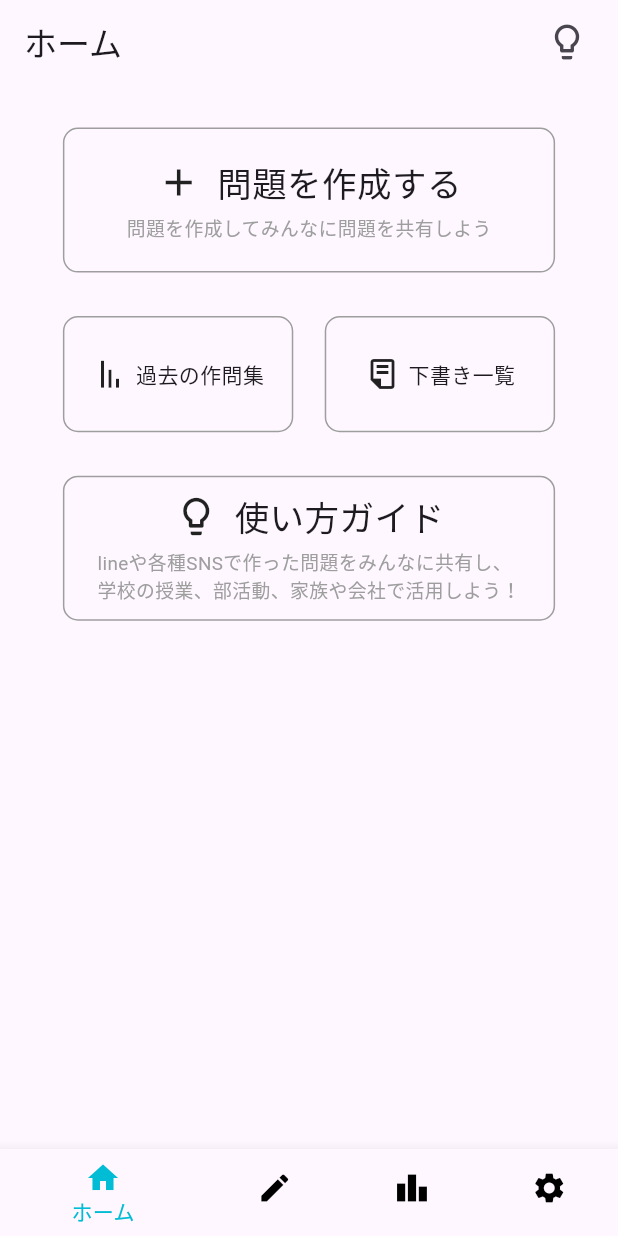
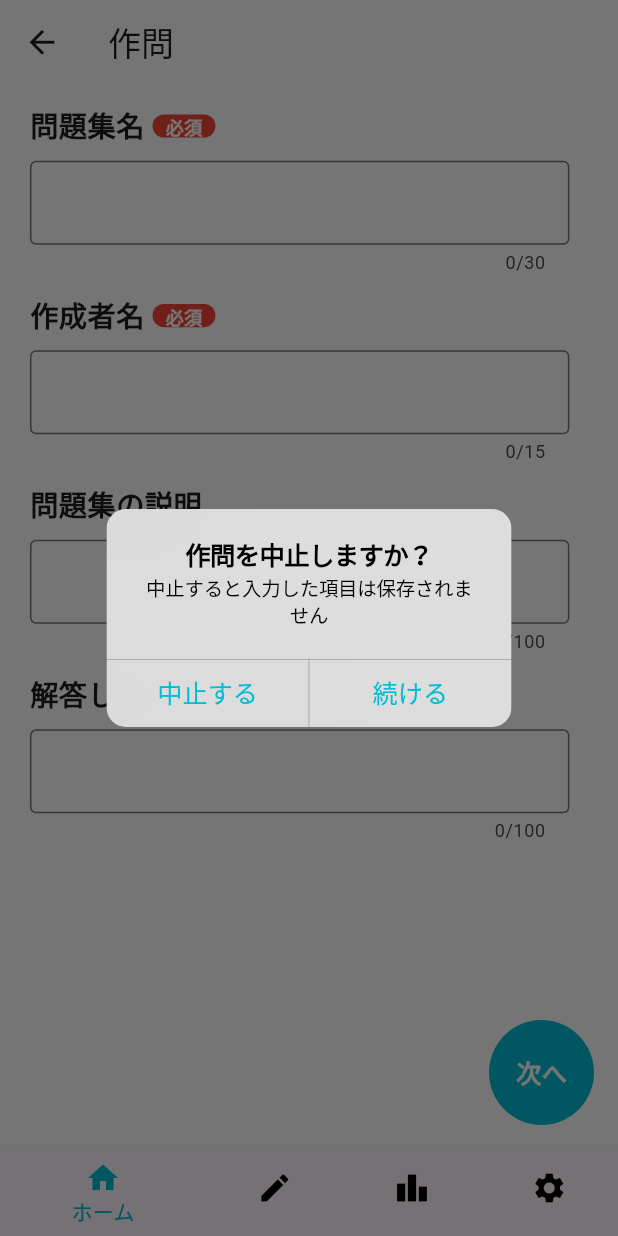
Before and after one commit to yutokobayashii/share_question, a Flutter app: the screen it shows after launch, after a tap on "問題を作成する", after a tap on the "arrow back" icon, on a phone screen of 412 x 824 dp. Run offline on Flutter 3.47's test engine with Material 3 defaults, Android fonts, the phone set to English and light mode, and no system bars; our stand-ins replace flutter_hooks, flutter_screenutil.

Commit message:
作問画面作成

```diff
--- a/lib/pages/base_page.dart
+++ b/lib/pages/base_page.dart
@@ -36,7 +36,6 @@ class BasePage extends HookWidget {
               .toList(),
         ),
         bottomNavigationBar: BottomNavigationBar(
-       //   type: BottomNavigationBarType.fixed,
           currentIndex: TabItem.values.indexOf(currentTab.value),
           unselectedItemColor: Colors.black,
           selectedItemColor: Colors.cyan,
--- a/lib/pages/home_pages/home_page.dart
+++ b/lib/pages/home_pages/home_page.dart
@@ -22,6 +22,7 @@ class HomePage extends StatelessWidget {
         return SafeArea(
           child: Scaffold(
               appBar: AppBar(
+                backgroundColor: Colors.white,
                 title: Text(pageTitle),
                actions: const [
                  Padding(
@@ -30,7 +31,9 @@ class HomePage extends StatelessWidget {
                  )
                ],
               ),
-              body: Padding(
+              body: Container(
+                color: Colors.white,
+                child: Padding(
                   padding: EdgeInsets.only(top: 30.h),
                   child: Column(
                                 //    mainAxisAlignment: MainAxisAlignment.center,
@@ -88,6 +91,7 @@ class HomePage extends StatelessWidget {
                       ),
                     ],
                   ),
+                ),
               )
           ),
         );
--- a/lib/pages/make_question_pages/initial_make_question_page.dart
+++ b/lib/pages/make_question_pages/initial_make_question_page.dart
@@ -2,6 +2,10 @@
 import 'package:flutter/material.dart';
 import 'package:flutter_screenutil/flutter_screenutil.dart';
 import 'package:share_question/constant/color_constant.dart';
+
+import '../../widgets/base_textfield_widget.dart';
+import '../../widgets/dialog_widget.dart';
+import 'make_question_page.dart';
 
 class InitialMakeQuestionPage extends StatelessWidget {
   const InitialMakeQuestionPage({super.key});
@@ -14,9 +18,26 @@ class InitialMakeQuestionPage extends StatelessWidget {
      return MaterialApp(
         home: Scaffold(
           appBar: AppBar(
+            backgroundColor: Colors.white,
             leading: GestureDetector(
               onTap: () {
+                showDialog(
+                  context: context,
+                  builder: (BuildContext context1) => AlertDialogWidget(
+                    title: '作問を中止しますか？',
+                    content: '中止すると入力した項目は保存されません',
+                    leftText: '中止する',
+                    rightText: '続ける',
+                    rightAction: () {
+                      Navigator.pop(context1);
+                    },
+                    leftAction: () {
+                      Navigator.pop(context1);
                       Navigator.pop(context);
+                    },
+
+                  ),
+                );
               },
                 child: const Icon(
                   Icons.arrow_back,
@@ -26,7 +47,9 @@ class InitialMakeQuestionPage extends StatelessWidget {
             title: const Text('作問'),
 
           ),
-          body: Padding(
+          body: Container(
+            color: Colors.white,
+            child: Padding(
               padding: const EdgeInsets.symmetric(horizontal: 20),
               child: Column(
                 children: [
@@ -56,12 +79,21 @@ class InitialMakeQuestionPage extends StatelessWidget {
                 ],
               ),
             ),
-          floatingActionButton: Container(
-            height: 70.0, // 高さ
-            width: 70.0, // 幅
+          ),
+          floatingActionButton: GestureDetector(
+            onTap: () {
+              Navigator.push(
+                context,
+                MaterialPageRoute(builder: (context) => const OptionMakeQuestionPage()),
+              );
+
+            },
+            child: Container(
+              height: 70.0,
+              width: 70.0,
               decoration: const BoxDecoration(
-              shape: BoxShape.circle, // 円形に設定
-              color: baseColor, // 背景色
+                shape: BoxShape.circle,
+                color: baseColor,
               ),
               child: Center(child:
               Text(
@@ -71,80 +103,10 @@ class InitialMakeQuestionPage extends StatelessWidget {
                   fontSize: 16.sp,
                   fontWeight: FontWeight.w700
                 ),)),
+            ),
           )
         ),
       );
     });
   }
 }
-
-class BaseTextFieldWidget extends StatelessWidget {
-  const BaseTextFieldWidget({
-    super.key,
-    required this.title,
-    required this.isRequired,
-    required this.maxLength,
-  });
-
-  final String title;
-  final bool isRequired;
-  final int maxLength;
-
-  @override
-  Widget build(BuildContext context) {
-    return Column(
-      crossAxisAlignment: CrossAxisAlignment.start,
-      children: [
-        Row(
-          children: [
-            Text(
-              title,
-              style: TextStyle(
-                fontSize: 18.sp,
-              ),
-            ),
-            SizedBox(width: 5.w,),
-            isRequired ?
-            Container(
-              width: 40.w,
-              height: 16.h,
-              decoration: BoxDecoration(
-                color: Colors.red,
-                borderRadius: BorderRadius.circular(10),
-              ),
-              child: const Center(
-                child: Text(
-                  '必須',
-                  style: TextStyle(
-                      color: Colors.white,
-                      fontSize: 12,
-                      fontWeight: FontWeight.w700
-                  ),),
-              ),
-            )
-                :
-            const SizedBox()
-          ],
-        ),
-        SizedBox(height: 10.h,),
-        SizedBox(
-          width: MediaQuery.of(context).size.width - 50.w,
-          height: 80.h,
-          child: TextField(
-            maxLength: maxLength,
-            cursorColor: baseColor,
-            controller: TextEditingController(),
-            decoration: const InputDecoration(
-              border: OutlineInputBorder(
-                borderSide: BorderSide(color: baseColor),
-              ),
-              focusedBorder: OutlineInputBorder(
-                borderSide: BorderSide(color: baseColor), // フォーカス時の外枠の色
-              ),
-           ),
-          ),
-        )
-      ],
-    );
-  }
-}
--- /dev/null
+++ b/lib/widgets/base_textfield_widget.dart
@@ -0,0 +1,81 @@
+
+import 'package:flutter/material.dart';
+import 'package:flutter_screenutil/flutter_screenutil.dart';
+
+import '../constant/color_constant.dart';
+
+class BaseTextFieldWidget extends StatelessWidget {
+  const BaseTextFieldWidget({
+    super.key,
+    required this.title,
+    required this.isRequired,
+    required this.maxLength,
+     this.height = 80,
+
+  });
+
+  final String title;
+  final bool isRequired;
+  final int maxLength;
+  final double height;
+
+  @override
+  Widget build(BuildContext context) {
+    return Column(
+      crossAxisAlignment: CrossAxisAlignment.start,
+      children: [
+        Row(
+          children: [
+            Text(
+              title,
+              style: TextStyle(
+                  fontSize: 18.sp,
+                  fontWeight: FontWeight.w600
+              ),
+            ),
+            SizedBox(width: 5.w,),
+            isRequired ?
+            Container(
+              width: 40.w,
+              height: 16.h,
+              decoration: BoxDecoration(
+                color: Colors.red,
+                borderRadius: BorderRadius.circular(10),
+              ),
+              child: const Center(
+                child: Text(
+                  '必須',
+                  style: TextStyle(
+                      color: Colors.white,
+                      fontSize: 12,
+                      fontWeight: FontWeight.w700
+                  ),
+                ),
+              ),
+            )
+                :
+            const SizedBox()
+          ],
+        ),
+        SizedBox(height: 10.h,),
+        SizedBox(
+          width: MediaQuery.of(context).size.width - 50.w,
+          height: height,
+          child: TextField(
+            maxLength: maxLength,
+            cursorColor: baseColor,
+            controller: TextEditingController(),
+            decoration: const InputDecoration(
+              border: OutlineInputBorder(
+                borderSide: BorderSide(color: baseColor),
+              ),
+              focusedBorder: OutlineInputBorder(
+                borderSide: BorderSide(color: baseColor),
+              ),
+            ),
+          ),
+        )
+      ],
+    );
+  }
+}
--- /dev/null
+++ b/lib/widgets/dialog_widget.dart
@@ -0,0 +1,53 @@
+
+
+
+import 'package:flutter/cupertino.dart';
+import 'package:share_question/constant/color_constant.dart';
+
+class AlertDialogWidget extends StatelessWidget {
+
+  const AlertDialogWidget({
+    super.key,
+    required this.title,
+    required this.content,
+    required this.leftText,
+    required this.rightText,
+    required this.rightAction,
+    required this.leftAction,
+  });
+
+  final String title;
+  final String content;
+  final String leftText;
+  final String rightText;
+  final VoidCallback rightAction;
+  final VoidCallback leftAction;
+
+
+
+  @override
+  Widget build(BuildContext context) {
+    return CupertinoAlertDialog(
+      title: Text(title),
+      content: Text(content),
+      actions: <Widget>[
+        CupertinoDialogAction(
+          onPressed: leftAction,
+          child: Text(leftText,
+            style: const TextStyle(
+              color: baseColor
+            ),
+          ),
+        ),
+        CupertinoDialogAction(
+          onPressed: rightAction,
+          child: Text(rightText,
+            style: const TextStyle(
+                color: baseColor
+            ),
+          ),
+        ),
+      ],
+    );
+  }
+}
```
Also changed, not shown: lib/pages/make_question_pages/make_question_page.dart (added, +263 -0 lines), lib/pages/make_question_pages/option_make_question_page.dart (added, +91 -0 lines). Lines whose indentation alone changed are shown as unchanged.
